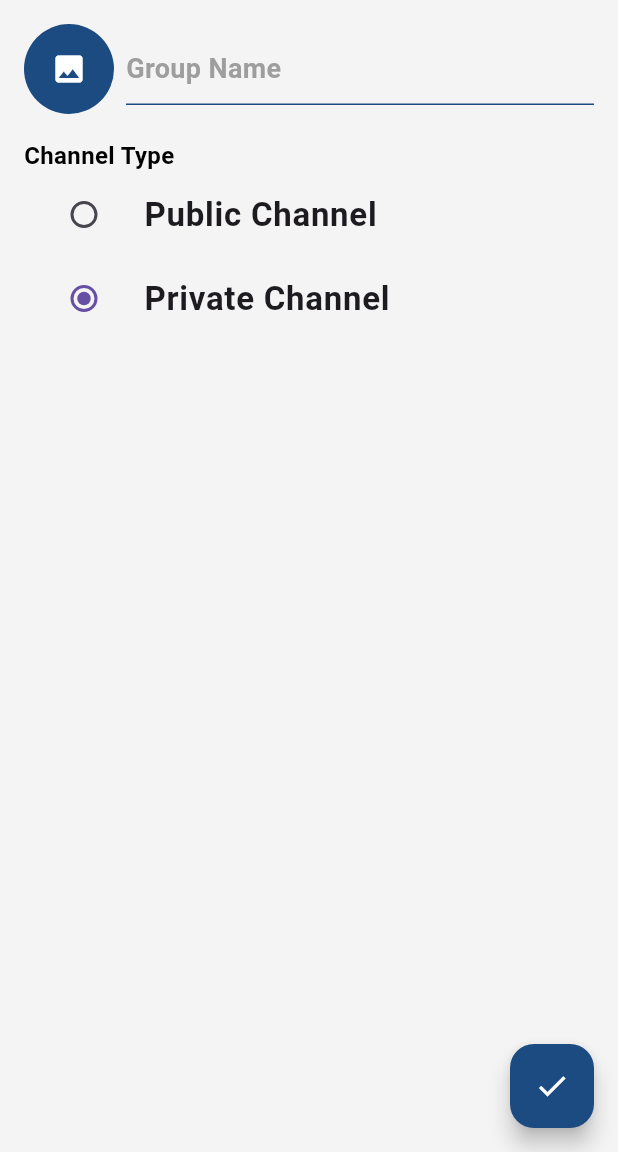
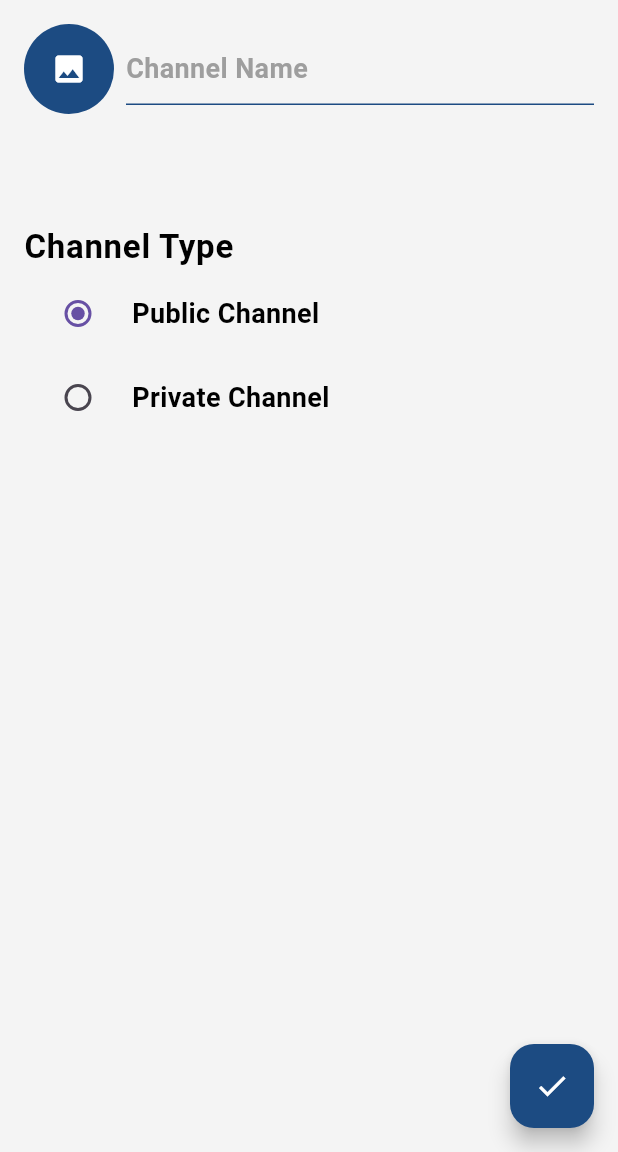
Before and after one commit to Mazrof/cross, a Flutter app: the ChannelInfoPage screen opened directly, on a phone screen of 412 x 824 dp, the part 84-1236 px from its top. Run offline on Flutter 3.47's test engine with Material 3 defaults, Android fonts, the phone set to English and light mode, and no system bars; our stand-ins replace bloc, chat_bubbles, connectivity_plus, cookie_jar, dartz, device_preview and 23 more; missing offline and left inert: animate_gradient, g_recaptcha_v3, github_sign_in_plus; accounts and stored records are empty; network calls fail.

Commit message:
create cahnnel integrated 💥

```diff
--- a/lib/core/di/service_locator.dart
+++ b/lib/core/di/service_locator.dart
@@ -247,6 +247,8 @@ class ServiceLocator {
           sl(),
           sl(),
         ));
+
+    sl.registerLazySingleton(() => AddChannelCubit(sl(), sl(), sl()));
   }
 
   static void registerUseCases() {
--- a/lib/core/routes/app_router.dart
+++ b/lib/core/routes/app_router.dart
@@ -11,8 +11,10 @@ import 'package:telegram/feature/auth/forget_password/presentataion/screen/forge
 import 'package:telegram/feature/auth/forget_password/presentataion/screen/reset_password_screen.dart';
 import 'package:telegram/feature/auth/login/presentation/controller/login_cubit.dart';
 import 'package:telegram/feature/auth/login/presentation/screen/login_screen.dart';
+import 'package:telegram/feature/channels/create_channel/data/model/channel_model.dart';
 import 'package:telegram/feature/channels/create_channel/presentatin/controller/add_channel_cubit.dart';
 import 'package:telegram/feature/channels/create_channel/presentatin/screen/add_new_subscribers_screen.dart';
+import 'package:telegram/feature/channels/create_channel/presentatin/screen/channel_screen.dart';
 import 'package:telegram/feature/groups/add_new_group/data/model/groups_model.dart';
 import 'package:telegram/feature/groups/add_new_group/presentation/controller/add_group_cubit.dart';
 import 'package:telegram/feature/groups/add_new_group/presentation/screens/group_info.dart';
@@ -126,7 +128,19 @@ final route = GoRouter(
     GoRoute(
       path: AppRouter.kAddSubscribers,
       builder: (context, state) {
-        return AddNewSubscribersScreen();
+        return BlocProvider.value(
+          value: sl<AddChannelCubit>()..loadSubscribers(),
+          child: AddNewSubscribersScreen(),
+        );
+      },
+    ),
+    GoRoute(
+      path: AppRouter.kChannelScreen,
+      builder: (context, state) {
+        final channel = state.extra as ChannelModel;
+        return ChannelScreen(
+          channelData: channel,
+        );
       },
     ),
     GoRoute(
@@ -294,7 +308,7 @@ final route = GoRouter(
       builder: (context, state) {
         return BlocProvider.value(
           value: sl<AddChannelCubit>(),
-          child: NewGroupScreen(),
+          child: NewChannelScreen(),
         );
       },
     ),
--- a/lib/feature/channels/create_channel/presentatin/controller/add_channel_cubit.dart
+++ b/lib/feature/channels/create_channel/presentatin/controller/add_channel_cubit.dart
@@ -74,8 +74,8 @@ class AddChannelCubit extends Cubit<AddChannelState> {
   }
 
   void setChannelPrivacy(bool isPublic) {
-    emit(state.copyWith(
-        privacy: isPublic ? true : false, state: CubitState.initial));
+    emit(state.copyWith(state: CubitState.loading));
+    emit(state.copyWith(privacy: isPublic, state: CubitState.initial));
   }
 
   Future<void> createChannel() async {
--- a/lib/feature/channels/create_channel/presentatin/screen/add_new_subscribers_screen.dart
+++ b/lib/feature/channels/create_channel/presentatin/screen/add_new_subscribers_screen.dart
@@ -2,6 +2,7 @@ import 'package:flutter/material.dart';
 import 'package:flutter_bloc/flutter_bloc.dart';
 import 'package:go_router/go_router.dart';
 import 'package:telegram/core/component/capp_bar.dart';
+import 'package:telegram/core/component/csnack_bar.dart';
 import 'package:telegram/core/component/general_image.dart';
 import 'package:telegram/core/component/shimmer.dart';
 import 'package:telegram/core/di/service_locator.dart';
@@ -10,6 +11,7 @@ import 'package:telegram/core/utililes/app_enum/app_enum.dart';
 import 'package:telegram/feature/channels/create_channel/presentatin/controller/add_channel_cubit.dart';
 import 'package:telegram/feature/channels/create_channel/presentatin/controller/add_channel_state.dart';
 import 'package:telegram/feature/groups/add_new_group/presentation/controller/add_group_cubit.dart';
+import 'package:telegram/feature/groups/add_new_group/presentation/controller/add_group_state.dart';
 import 'package:telegram/core/utililes/app_colors/app_colors.dart';
 import 'package:telegram/feature/groups/add_new_group/presentation/widget/chat_group_tile.dart';
 import 'package:telegram/feature/groups/add_new_group/presentation/widget/shimmer_loading_list.dart';
@@ -17,7 +19,7 @@ import 'package:telegram/feature/groups/add_new_group/presentation/widget/shimme
 class AddNewSubscribersScreen extends StatelessWidget {
   @override
   Widget build(BuildContext context) {
-    print("NewGroupScreen");
+    print("new channel screen");
     return Scaffold(
       appBar: CAppBar(
         onLeadingTap: () {
@@ -27,9 +29,9 @@ class AddNewSubscribersScreen extends StatelessWidget {
         title: Column(
           crossAxisAlignment: CrossAxisAlignment.start,
           children: [
-            const Text("New Group"),
+            const Text("New Channel"),
             Text(
-              "up to 1000 members",
+              "add unlimited subscribers",
               style: Theme.of(context).textTheme.bodySmall!.copyWith(
                     color: AppColors.grey,
                   ),
@@ -131,6 +133,7 @@ class AddNewSubscribersScreen extends StatelessWidget {
         backgroundColor: AppColors.primaryColor,
         foregroundColor: Colors.white,
         onPressed: () {
+          // Create the group with selected members
           GoRouter.of(context).push(AppRouter.kNewChannel);
         },
         child: const Icon(Icons.check),
--- a/lib/feature/channels/create_channel/presentatin/screen/channel_screen.dart
+++ b/lib/feature/channels/create_channel/presentatin/screen/channel_screen.dart
@@ -22,7 +22,7 @@ class ChannelScreen extends StatelessWidget {
             children: [
               GeneralImage(
                 username: channelData.name,
-                imageUrl: 'https://via.placeholder.com/150',
+                imageUrl: '',
               ),
               Column(
                 children: [
--- a/lib/feature/channels/create_channel/presentatin/screen/new_channel_screen.dart
+++ b/lib/feature/channels/create_channel/presentatin/screen/new_channel_screen.dart
@@ -94,7 +94,7 @@ class ChannelInfoPage extends StatelessWidget {
                       controller: cubit.nameController,
                       style: Theme.of(context).textTheme.bodyMedium,
                       decoration: const InputDecoration(
-                        hintText: "Group Name",
+                        hintText: "Channel Name",
                         hintStyle: TextStyle(color: AppColors.grey),
                         enabledBorder: UnderlineInputBorder(
                           borderSide: BorderSide(color: AppColors.primaryColor),
@@ -108,51 +108,55 @@ class ChannelInfoPage extends StatelessWidget {
                   ),
                 ],
               ),
-              const SizedBox(height: AppSizes.md),
+              const SizedBox(height: AppSizes.xl),
+              const SizedBox(height: AppSizes.xl),
+              const SizedBox(height: AppSizes.padding),
               Column(
                 crossAxisAlignment: CrossAxisAlignment.start,
                 children: [
-                  const Text(
+                  Text(
                     'Channel Type',
-                    style: TextStyle(fontSize: 16, fontWeight: FontWeight.bold),
+                    style: Theme.of(context).textTheme.bodyLarge,
                   ),
-                  ListTile(
-                    title: const Text('Public Channel'),
-                    leading: Radio<bool>(
-                      value: true,
-                      groupValue: state.privacy,
-                      onChanged: (value) =>
-                          sl<AddChannelCubit>().setChannelPrivacy(value!),
-                    ),
-                  ),
-                  ListTile(
-                    title: const Text('Private Channel'),
-                    leading: Radio<bool>(
-                      value: false,
-                      groupValue: state.privacy,
-                      onChanged: (value) =>
-                          sl<AddChannelCubit>().setChannelPrivacy(value!),
-                    ),
+                  Column(
+                    children: [
+                      RadioListTile<bool>(
+                        title: Text('Public Channel',
+                            style: Theme.of(context).textTheme.bodyMedium),
+                        value: false,
+                        groupValue: state.privacy,
+                        onChanged: (value) =>
+                            sl<AddChannelCubit>().setChannelPrivacy(value!),
+                      ),
+                      RadioListTile<bool>(
+                        title: Text('Private Channel',
+                            style: Theme.of(context).textTheme.bodyMedium),
+                        value: true,
+                        groupValue: state.privacy,
+                        onChanged: (value) =>
+                            sl<AddChannelCubit>().setChannelPrivacy(value!),
+                      ),
+                    ],
                   ),
                   const SizedBox(height: 16),
-                  if (state.privacy)
-                    Column(
-                      crossAxisAlignment: CrossAxisAlignment.start,
-                      children: [
-                        const TextField(
-                          decoration: InputDecoration(
-                            labelText: 'Public Link',
-                            prefixText: 't.me/',
-                          ),
-                        ),
-                        const SizedBox(height: 8),
-                        const Text(
-                          'If you set a public link, other people will be able to find and join your channel.\nYou can use a–z, 0–9, and underscores. Minimum length is 5 characters.',
-                          style: TextStyle(fontSize: 12, color: Colors.grey),
-                        ),
-                        const SizedBox(height: 16),
-                      ],
-                    ),
+                  // if (state.privacy)
+                  //   Column(
+                  //     crossAxisAlignment: CrossAxisAlignment.start,
+                  //     children: [
+                  //       const TextField(
+                  //         decoration: InputDecoration(
+                  //           labelText: 'Public Link',
+                  //           prefixText: 't.me/',
+                  //         ),
+                  //       ),
+                  //       const SizedBox(height: 8),
+                  //       const Text(
+                  //         'If you set a public link, other people will be able to find and join your channel.\nYou can use a–z, 0–9, and underscores. Minimum length is 5 characters.',
+                  //         style: TextStyle(fontSize: 12, color: Colors.grey),
+                  //       ),
+                  //       const SizedBox(height: 16),
+                  //     ],
+                  //   ),
                 ],
               ),
             ],
--- a/lib/feature/groups/add_new_group/presentation/controller/add_group_cubit.dart
+++ b/lib/feature/groups/add_new_group/presentation/controller/add_group_cubit.dart
@@ -113,7 +113,7 @@ class AddMembersCubit extends Cubit<AddMembersState> {
         id: 0,
         name: nameController.text.trim(),
         imageUrl: "",
-        groupSize: 1,
+        groupSize: 100,
         privacy: true,
       );
       print(group.toJson());
--- a/lib/feature/groups/group_setting/presentation/controller/group_cubit.dart
+++ b/lib/feature/groups/group_setting/presentation/controller/group_cubit.dart
@@ -6,6 +6,7 @@ import 'package:telegram/core/utililes/app_enum/app_enum.dart';
 import 'package:telegram/feature/groups/add_new_group/data/model/member_model.dart';
 import 'package:telegram/feature/groups/add_new_group/domain/entity/chat_tile_data.dart';
 import 'package:telegram/feature/groups/add_new_group/domain/use_case/add_members_use_case.dart';
+import 'package:telegram/feature/groups/group_setting/data/model/group_setting_model.dart';
 import 'package:telegram/feature/groups/group_setting/domain/entity/group_update_data.dart';
 import 'package:telegram/feature/groups/group_setting/domain/use_case/delete_group_use_case.dart';
 import 'package:telegram/feature/groups/group_setting/domain/use_case/fetch_group_details_use_case.dart';
@@ -34,6 +35,7 @@ class GroupCubit extends Cubit<GroupState> {
           allMembers: [],
           selectedMembers: [],
           ismute: false,
+          group: GroupModel.empty(),
         ));
 
   final FetchGroupDetailsUseCase fetchGroupDetailsUseCase;
--- a/lib/feature/groups/group_setting/presentation/controller/group_state.dart
+++ b/lib/feature/groups/group_setting/presentation/controller/group_state.dart
@@ -14,7 +14,7 @@ class GroupState extends Equatable {
   final bool ismute;
 
   GroupState({
-    this.group,
+     this.group ,
     this.members = const [],
     this.state = CubitState.initial,
     this.errorMessage,
--- a/lib/feature/groups/group_setting/presentation/screen/group_setting_screen.dart
+++ b/lib/feature/groups/group_setting/presentation/screen/group_setting_screen.dart
@@ -1,6 +1,7 @@
 import 'package:flutter/material.dart';
 import 'package:flutter_bloc/flutter_bloc.dart';
 import 'package:go_router/go_router.dart';
+import 'package:shimmer/shimmer.dart';
 import 'package:telegram/core/component/Capp_bar.dart';
 import 'package:telegram/core/component/clogo_loader.dart';
 import 'package:telegram/core/component/csnack_bar.dart';
@@ -14,6 +15,8 @@ import 'package:telegram/feature/groups/add_new_group/data/model/member_model.da
 import 'package:telegram/feature/groups/group_setting/domain/entity/group_update_data.dart';
 import 'package:telegram/feature/groups/group_setting/presentation/controller/group_cubit.dart';
 import 'package:telegram/feature/groups/group_setting/presentation/controller/group_state.dart';
+import 'package:telegram/feature/groups/group_setting/presentation/widget/shimmer_loading_widget._group_setting.dart';
+import 'package:telegram/feature/home/presentation/screen/home_screen.dart';
 
 class GroupSettingsScreen extends StatelessWidget {
   final int groupId;
@@ -51,7 +54,7 @@ class GroupSettingsScreen extends StatelessWidget {
       body: BlocBuilder<GroupCubit, GroupState>(
         builder: (context, state) {
           if (state.state == CubitState.loading) {
-            return LogoLoader();
+            return ShimmerLoadingWidget();
           }
 
           return Column(
@@ -121,7 +124,6 @@ class GroupSettingsScreen extends StatelessWidget {
                 value: state.group!.privacy, //TODO: Get value from cubit
                 onChanged: (value) {
                   sl<GroupCubit>().togglePrivacy(groupId, value);
-
                 },
               ),
               const Divider(),
--- a/lib/feature/home/presentation/screen/home_screen.dart
+++ b/lib/feature/home/presentation/screen/home_screen.dart
@@ -111,7 +111,7 @@ class ShimmerLoadingContent extends StatelessWidget {
                   baseColor: Colors.grey[300]!,
                   highlightColor: Colors.grey[100]!,
                   child: const StoryWidget(
-                    userName: 'Loading...',
+                    userName: '',
                     storyUrl: '',
                     isSeen: false,
                     userImage: '',
```
Also changed, not shown: lib/core/component/link.dart (added, +130 -0 lines), lib/feature/groups/group_setting/data/model/group_setting_model.dart (+11 -0 lines), lib/feature/groups/group_setting/presentation/widget/shimmer_loading_widget._group_setting.dart (added, +65 -0 lines).
